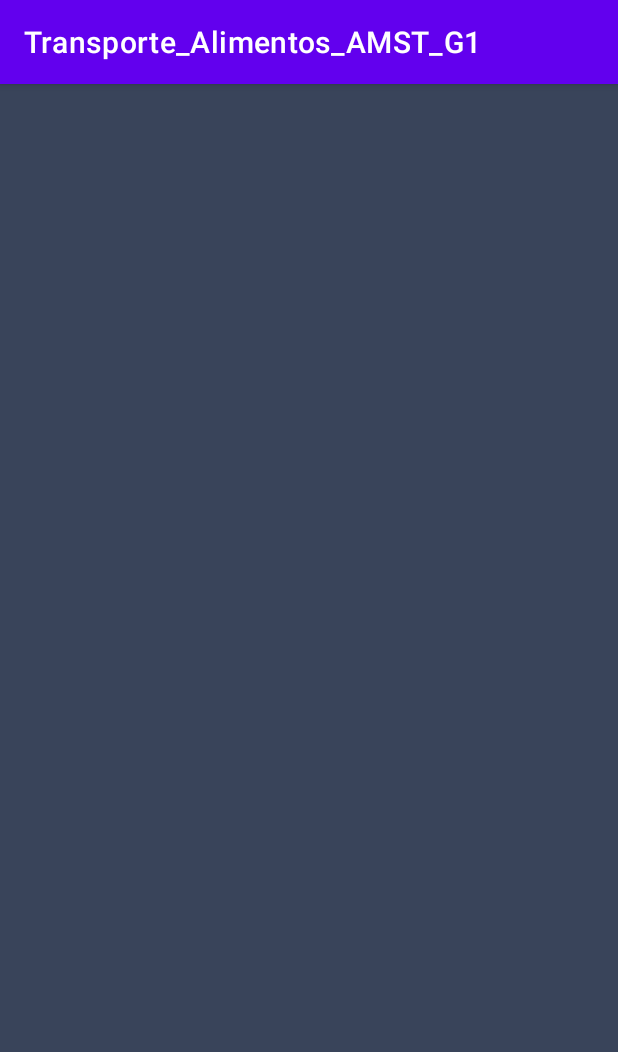
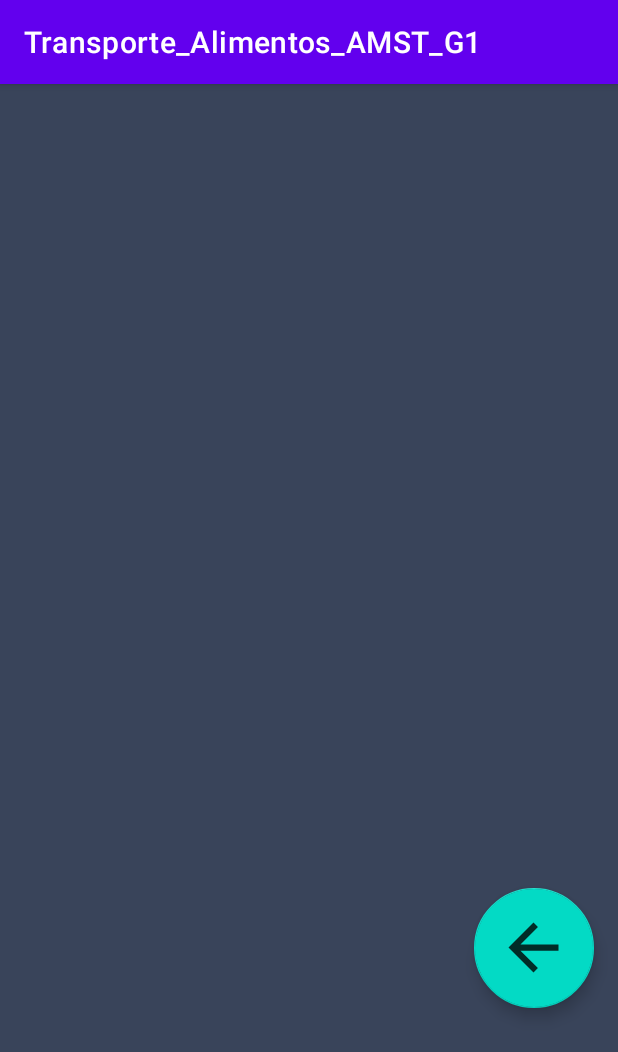
Before and after one commit to amst-fiec/1T2022-Grupo-1, an Android app: the AdministrarParadas screen opened directly, with no data from a screen before it, on a phone screen of 412 x 824 dp. Shown: the top 1052 px of the screen. Run offline under Robolectric (Android 15) with nearby library versions, the light colour scheme and no system bars.

Commit message:
Modificacion en las xml de las nuevas actividades para agregar un boton de regreso

```diff
--- /dev/null
+++ b/app/src/main/res/drawable-anydpi/ic_action_name.xml
@@ -0,0 +1,11 @@
+<vector xmlns:android="http://schemas.android.com/apk/res/android"
+    android:width="24dp"
+    android:height="24dp"
+    android:viewportWidth="24"
+    android:viewportHeight="24"
+    android:tint="#FFFFFF"
+    android:alpha="0.8">
+  <path
+      android:fillColor="@android:color/white"
+      android:pathData="M20,11H7.83l5.59,-5.59L12,4l-8,8 8,8 1.41,-1.41L7.83,13H20v-2z"/>
+</vector>
--- a/app/src/main/res/layout/activity_administrar_paradas.xml
+++ b/app/src/main/res/layout/activity_administrar_paradas.xml
@@ -7,4 +7,28 @@
     android:background="#39445A"
     tools:context=".AdministrarParadas">
 
+    <LinearLayout
+        android:layout_width="410dp"
+        android:layout_height="734dp"
+        android:orientation="vertical"
+        app:layout_constraintBottom_toBottomOf="parent"
+        app:layout_constraintEnd_toEndOf="parent"
+        app:layout_constraintStart_toStartOf="parent"
+        app:layout_constraintTop_toTopOf="parent"
+        app:layout_constraintVertical_bias="0.0"></LinearLayout>
+
+    <com.google.android.material.floatingactionbutton.FloatingActionButton
+        android:id="@+id/floatingActionButton2"
+        android:layout_width="80dp"
+        android:layout_height="80dp"
+        android:layout_marginBottom="152dp"
+        android:clickable="true"
+        android:contentDescription="@string/app_name"
+        app:fabCustomSize="80dp"
+        app:layout_constraintBottom_toBottomOf="parent"
+        app:layout_constraintEnd_toEndOf="parent"
+        app:layout_constraintHorizontal_bias="0.951"
+        app:layout_constraintStart_toStartOf="parent"
+        app:maxImageSize="50dp"
+        app:srcCompat="@drawable/ic_action_name" />
 </androidx.constraintlayout.widget.ConstraintLayout>
```
Also changed, not shown: app/src/main/res/layout/activity_historial_entregas.xml (+25 -0 lines), app/src/main/res/layout/activity_observar_ubicacion.xml (+25 -0 lines), app/src/main/res/drawable-hdpi/ic_action_name.png (added), app/src/main/res/drawable-mdpi/ic_action_name.png (added), app/src/main/res/drawable-xhdpi/ic_action_name.png (added), app/src/main/res/drawable-xxhdpi/ic_action_name.png (added).
